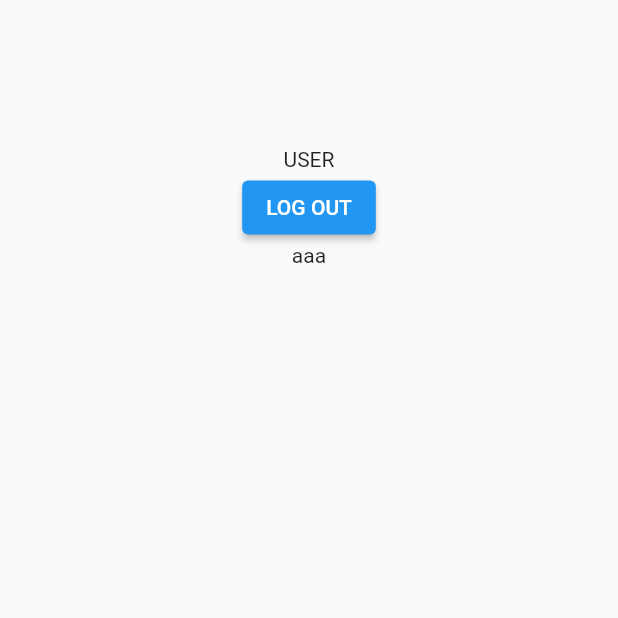
After one commit to kezia2909/aplikasi_rekomendasi_lipstik, a Flutter app: the screen it shows once a user with an empty profile is signed in, after a tap on "LOG OUT", on a phone screen of 412 x 824 dp, the top half of it. The commit adds this screen. Run offline on Flutter 3.47's test engine with Material 2 defaults, Android fonts, the phone set to English and light mode, and no system bars; our stand-ins replace cloud_firestore, firebase_auth, firebase_core; accounts and stored records are empty; network calls fail.

Commit message:
login regist skip logout | android web done, (-)regist masuk home

```diff
--- a/flutter_application_recommendation/lib/main.dart
+++ b/flutter_application_recommendation/lib/main.dart
@@ -1,6 +1,10 @@
 import 'package:firebase_core/firebase_core.dart';
 import 'package:flutter/material.dart';
+import 'package:flutter/rendering.dart';
 import 'package:flutter_application_recommendation/pages/login_page.dart';
+import 'package:flutter_application_recommendation/services/auth_service.dart';
+import 'package:flutter_application_recommendation/wrapper.dart';
+import 'package:provider/provider.dart';
 
 import 'firebase_options.dart';
 
@@ -18,7 +22,11 @@ class MyApp extends StatelessWidget {
   // This widget is the root of your application.
   @override
   Widget build(BuildContext context) {
-    return MaterialApp(
+    return StreamProvider.value(
+      value: AuthServices.firebaseUserStream,
+      initialData: null,
+      child: MaterialApp(
+        debugShowCheckedModeBanner: false,
         title: 'Flutter Demo',
         theme: ThemeData(
           // This is the theme of your application.
@@ -32,7 +40,9 @@ class MyApp extends StatelessWidget {
           // is not restarted.
           primarySwatch: Colors.blue,
         ),
-      home: const LoginPage(),
+        // home: const LoginPage(),
+        home: Wrapper(),
+      ),
     );
   }
 }
--- /dev/null
+++ b/flutter_application_recommendation/lib/pages/home_page.dart
@@ -0,0 +1,69 @@
+import 'package:firebase_auth/firebase_auth.dart';
+import 'package:flutter/material.dart';
+import 'package:flutter_application_recommendation/pages/login_page.dart';
+import 'package:flutter_application_recommendation/services/auth_service.dart';
+import 'package:flutter_application_recommendation/utils/color_utils.dart';
+
+class HomePage extends StatefulWidget {
+  final User firebaseUser;
+  // const HomePage(User firebaseUser, {Key? key}) : super(key: key);
+  const HomePage({Key? key, required this.firebaseUser}) : super(key: key);
+
+  @override
+  State<HomePage> createState() => _HomePageState();
+}
+
+class _HomePageState extends State<HomePage> {
+  late User user = widget.firebaseUser;
+
+  @override
+  Widget build(BuildContext context) {
+    return Scaffold(
+      body: Container(
+        width: MediaQuery.of(context).size.width,
+        height: MediaQuery.of(context).size.height,
+        // decoration: BoxDecoration(
+        //   gradient: LinearGradient(colors: [
+        //     hexStringToColor("CB2B93"),
+        //     hexStringToColor("9546C4"),
+        //     hexStringToColor("5E61F4"),
+        //   ], begin: Alignment.topCenter, end: Alignment.bottomCenter),
+        // ),
+        child: SingleChildScrollView(
+          child: Padding(
+            padding: EdgeInsets.fromLTRB(
+                20, MediaQuery.of(context).size.height * 0.1, 20, 0),
+            child: Column(
+              children: [
+                Text(user.uid),
+                Text(user.isAnonymous ? "ANONIM" : "USER"),
+                // Center(
+                //   child: ElevatedButton(
+                //       child: Text("Logout"),
+                //       onPressed: () {
+                //         FirebaseAuth.instance.signOut().then(
+                //           (value) {
+                //             print("logout");
+                //             Navigator.push(
+                //               context,
+                //               MaterialPageRoute(
+                //                   builder: (context) => LoginPage()),
+                //             );
+                //           },
+                //         );
+                //       }),
+                // ),
+                ElevatedButton(
+                    child: Text("LOG OUT"),
+                    onPressed: () async {
+                      await AuthServices.logOut();
+                    }),
+                const Text("aaa"),
+              ],
+            ),
+          ),
+        ),
+      ),
+    );
+  }
+}
--- a/flutter_application_recommendation/lib/reusable_widgets/reusable_widget.dart
+++ b/flutter_application_recommendation/lib/reusable_widgets/reusable_widget.dart
@@ -39,8 +39,7 @@ TextField reusableTextField(String text, IconData icon, bool isPasswordType,
   );
 }
 
-Container reusableButtonLog(
-    BuildContext context, bool isLogin, Function onTap) {
+Container reusableButtonLog(BuildContext context, String type, Function onTap) {
   return Container(
     width: MediaQuery.of(context).size.width,
     height: 50,
@@ -51,7 +50,7 @@ Container reusableButtonLog(
         onTap();
       },
       child: Text(
-        isLogin ? 'LOG IN' : 'SIGN UP',
+        type,
         style: const TextStyle(
             color: Colors.black87, fontWeight: FontWeight.bold, fontSize: 16),
       ),
--- /dev/null
+++ b/flutter_application_recommendation/lib/services/auth_service.dart
@@ -0,0 +1,59 @@
+import 'package:cloud_firestore/cloud_firestore.dart';
+import 'package:firebase_auth/firebase_auth.dart';
+
+class AuthServices {
+  static FirebaseAuth _auth = FirebaseAuth.instance;
+
+  static Future addUsersDetails(
+      String firstname, String lastname, String email) async {
+    await FirebaseFirestore.instance.collection('users').add({
+      'first name': firstname,
+      'last name': lastname,
+      'email': email,
+    });
+  }
+
+  static Future registAccount(
+      String firstname, String lastname, String email, String password) async {
+    try {
+      UserCredential result = await _auth.createUserWithEmailAndPassword(
+          email: email, password: password);
+
+      User? firebaseUser = result.user;
+      addUsersDetails(firstname, lastname, email);
+      return firebaseUser;
+    } catch (e) {
+      print(e.toString());
+      return null;
+    }
+  }
+
+  static Future logInEmail(String email, String password) async {
+    try {
+      UserCredential result = await _auth.signInWithEmailAndPassword(
+          email: email, password: password);
+      User? firebaseUser = result.user;
+      return firebaseUser;
+    } catch (e) {
+      print(e.toString());
+      return null;
+    }
+  }
+
+  static Future logInAnonymous() async {
+    try {
+      UserCredential result = await _auth.signInAnonymously();
+      User? firebaseUser = result.user;
+      return firebaseUser;
+    } catch (e) {
+      print(e.toString());
+      return null;
+    }
+  }
+
+  static Future<void> logOut() async {
+    _auth.signOut();
+  }
+
+  static Stream<User?> get firebaseUserStream => _auth.authStateChanges();
+}
--- /dev/null
+++ b/flutter_application_recommendation/lib/wrapper.dart
@@ -0,0 +1,19 @@
+import 'package:firebase_auth/firebase_auth.dart';
+import 'package:flutter/material.dart';
+import 'package:flutter_application_recommendation/pages/home_page.dart';
+import 'package:flutter_application_recommendation/pages/login_page.dart';
+import 'package:provider/provider.dart';
+
+class Wrapper extends StatelessWidget {
+  const Wrapper({Key? key}) : super(key: key);
+
+  @override
+  Widget build(BuildContext context) {
+    User? firebaseUser = Provider.of<User?>(context);
+    return (firebaseUser == null)
+        ? LoginPage()
+        : HomePage(
+            firebaseUser: firebaseUser,
+          );
+  }
+}
--- a/flutter_application_recommendation/pubspec.yaml
+++ b/flutter_application_recommendation/pubspec.yaml
@@ -27,11 +27,13 @@ environment:
 # the latest version available on pub.dev. To see which dependencies have newer
 # versions available, run `flutter pub outdated`.
 dependencies:
+  cloud_firestore: ^4.3.1
   cupertino_icons: ^1.0.2
   firebase_auth: ^4.2.4
   firebase_core: ^2.4.1
   flutter:
     sdk: flutter
+  provider: ^6.0.5
 
 dependency_overrides:
   collection: ^1.17.0
```
Also changed, not shown: flutter_application_recommendation/lib/pages/home_screen.dart (deleted, +0 -33 lines), flutter_application_recommendation/lib/pages/login_page.dart (+24 -14 lines), flutter_application_recommendation/lib/pages/registration_page.dart (+61 -18 lines), flutter_application_recommendation/pubspec.lock, 1 other file. Lines whose indentation alone changed are shown as unchanged.
